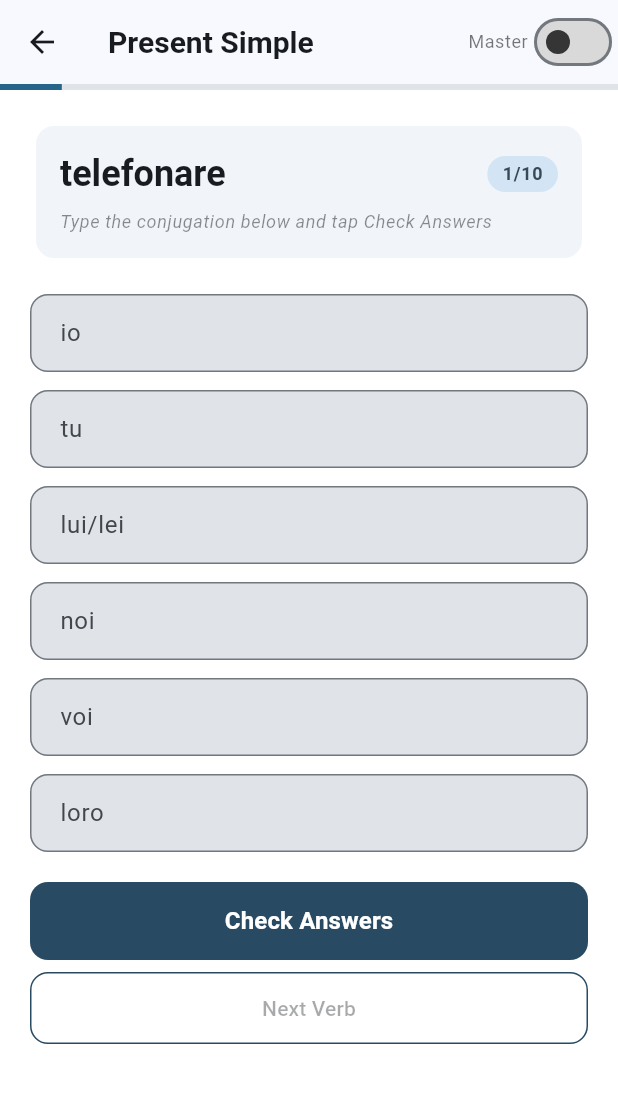
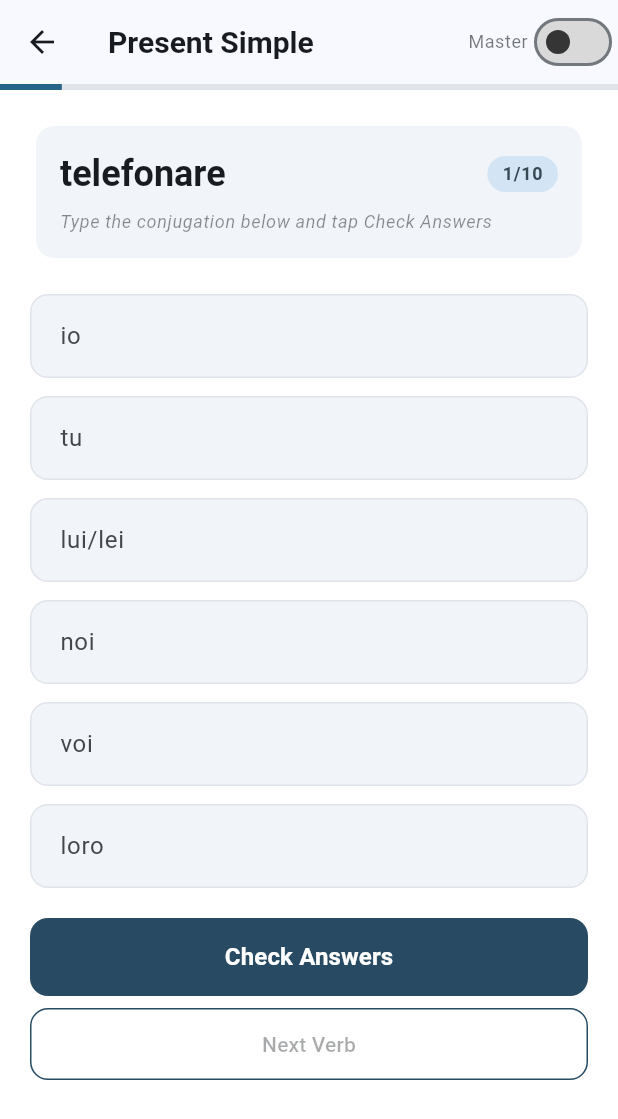
Before and after one commit to kbtale/verbae, a Flutter app: the screen it shows after launch, after a tap on "Got it", after a tap on "🇮🇹", on a phone screen of 412 x 824 dp. Shown: the top 1119 px of the screen. Run offline on Flutter 3.47's test engine with Material 3 defaults, Android fonts, the phone set to English and light mode, and no system bars; our stand-ins replace flutter_svg, shared_preferences.

Commit message:
feat(ui): redesign practice input states

```diff
--- a/lib/screens/practice_screen.dart
+++ b/lib/screens/practice_screen.dart
@@ -258,19 +258,42 @@ class _PracticeScreenState extends State<PracticeScreen> with SingleTickerProvid
     final correctAnswer = currentVerb.tenses[widget.tense]?[key] ?? '';
 
     Color borderColor;
+    Color fillColor;
+    IconData? suffixIcon;
+    Color? suffixIconColor;
+    String? helperText;
+    Color? helperColor;
+
     if (status == null) {
-      borderColor = cs.outline;
+      borderColor = cs.outlineVariant.withOpacity(0.35);
+      fillColor = cs.surfaceContainerLow;
     } else if (status == true) {
-      borderColor = AppColors.stormyTeal;
+      borderColor = AppColors.stormyTeal.withOpacity(0.8);
+      fillColor = AppColors.stormyTeal.withOpacity(0.12);
+      suffixIcon = Icons.check_circle_rounded;
+      suffixIconColor = AppColors.stormyTeal;
     } else {
-      borderColor = cs.error;
+      borderColor = cs.error.withOpacity(0.8);
+      fillColor = cs.errorContainer.withOpacity(0.82);
+      suffixIcon = Icons.error_outline_rounded;
+      suffixIconColor = cs.error;
+      helperText = 'Try: $correctAnswer';
+      helperColor = cs.onErrorContainer;
     }
 
     return InputDecoration(
       labelText: key,
       hintText: 'Enter $key conjugation',
-      helperText: _showCorrectAnswers && status == false ? 'Correct: $correctAnswer' : null,
-      helperStyle: TextStyle(color: cs.error),
+      helperText: _showCorrectAnswers && status == false ? helperText : null,
+      helperStyle: TextStyle(color: helperColor ?? cs.onSurfaceVariant),
+      suffixIcon: suffixIcon == null
+          ? null
+          : Icon(
+              suffixIcon,
+              color: suffixIconColor,
+              size: 20,
+            ),
+      suffixIconConstraints: const BoxConstraints(minWidth: 44, minHeight: 44),
       enabledBorder: OutlineInputBorder(
         borderRadius: BorderRadius.circular(12),
         borderSide: BorderSide(color: borderColor),
@@ -280,7 +303,8 @@ class _PracticeScreenState extends State<PracticeScreen> with SingleTickerProvid
         borderSide: BorderSide(color: borderColor, width: 2),
       ),
       filled: true,
-      fillColor: cs.surfaceContainerHighest,
+      fillColor: fillColor,
+      contentPadding: const EdgeInsets.symmetric(horizontal: 16, vertical: 16),
     );
   }
 
```
